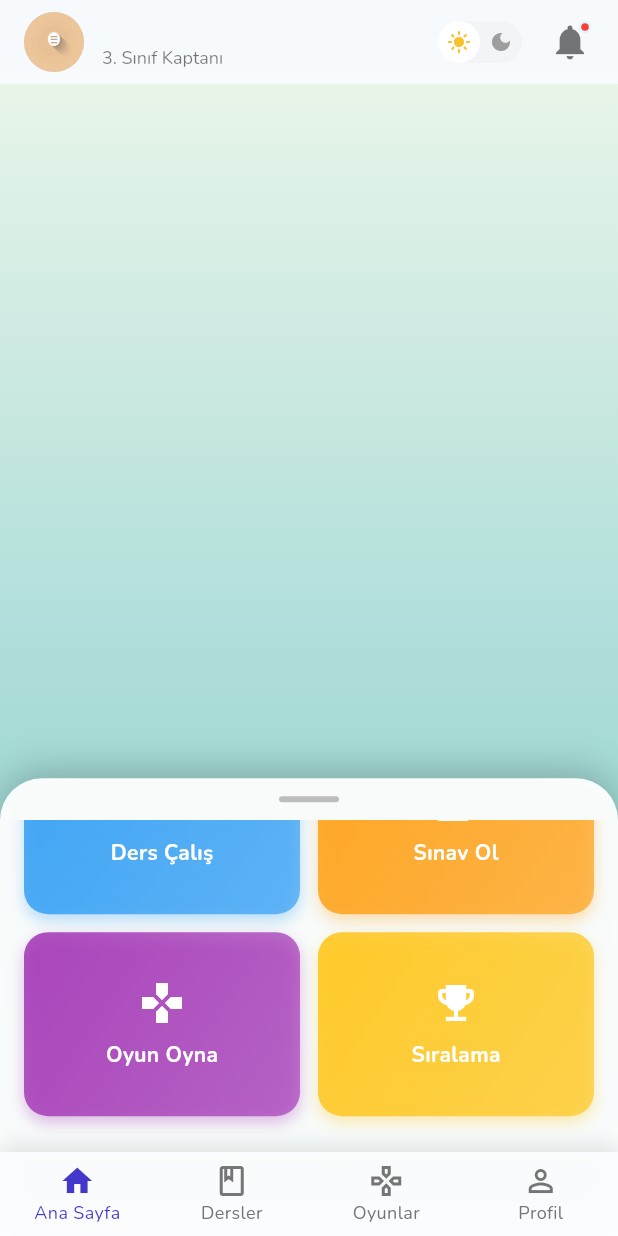
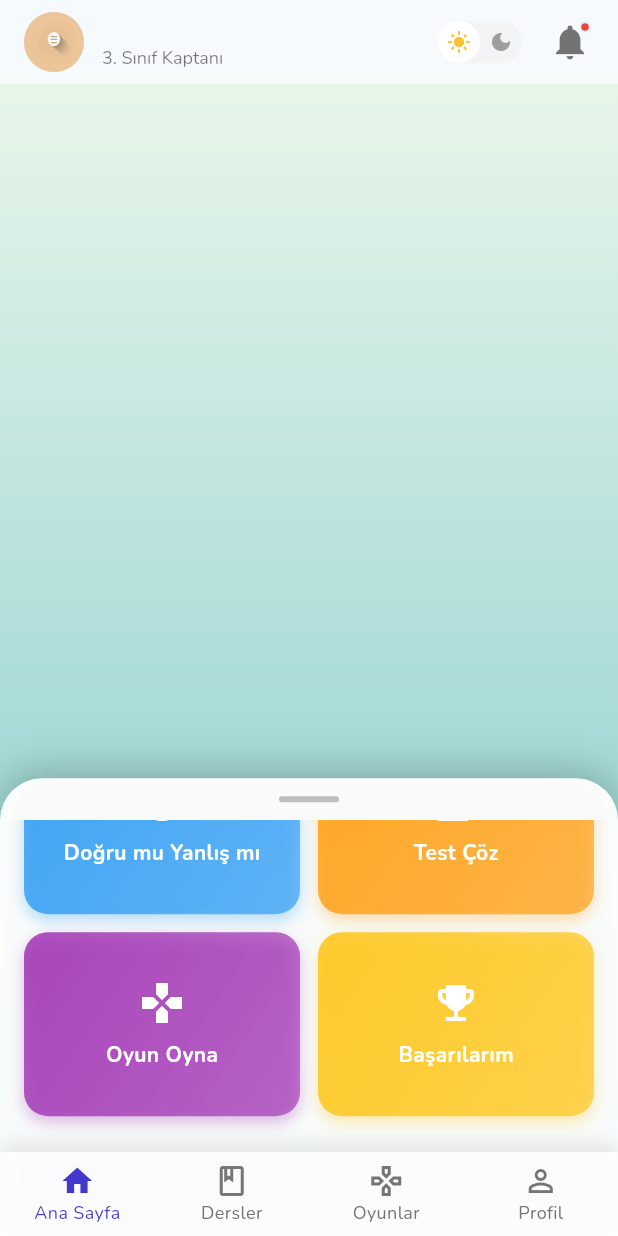
Before and after one commit to Emire221/para, a Flutter app: the screen it shows once a user with an empty profile is signed in, scrolled down 387 dp, on a phone screen of 412 x 824 dp. Run offline on Flutter 3.47's test engine with Material 3 defaults, Android fonts, the phone set to English and light mode, and no system bars; our stand-ins replace cloud_firestore, confetti, firebase_auth, firebase_core, firebase_storage, flutter_local_notifications and 11 more; missing offline and left inert: record, shake; accounts and stored records are empty; project files that could hold a hidden picture were left out.

```diff
--- a/lib/screens/tabs/home_tab.dart
+++ b/lib/screens/tabs/home_tab.dart
@@ -1,20 +1,25 @@
 import 'package:flutter/material.dart';
+import 'package:flutter_riverpod/flutter_riverpod.dart';
 import 'dart:ui';
 import '../../util/app_colors.dart';
 import '../../features/mascot/presentation/widgets/interactive_mascot_widget.dart';
 import '../../widgets/daily_fact_widget.dart';
+import '../../core/providers/user_provider.dart';
+import '../lesson_selection_screen.dart';
+import '../achievements_screen.dart';
 
 /// Ana sayfa tab'ı - Tam ekran interaktif maskot ile Talking Tom benzeri deneyim
-class HomeTab extends StatelessWidget {
+class HomeTab extends ConsumerWidget {
   /// Tab değiştirme callback'i (0: Ana Sayfa, 1: Dersler, 2: Oyunlar, 3: Profil)
   final void Function(int tabIndex)? onNavigateToTab;
 
   const HomeTab({super.key, this.onNavigateToTab});
 
   @override
-  Widget build(BuildContext context) {
+  Widget build(BuildContext context, WidgetRef ref) {
     final isDarkMode = Theme.of(context).brightness == Brightness.dark;
     final screenHeight = MediaQuery.of(context).size.height;
+    final userProfileAsync = ref.watch(userProfileProvider);
 
     return Stack(
       children: [
@@ -40,7 +45,12 @@ class HomeTab extends StatelessWidget {
           snap: true,
           snapSizes: const [0.35, 0.6, 0.85],
           builder: (context, scrollController) {
-            return _buildContentSheet(context, scrollController, isDarkMode);
+            return _buildContentSheet(
+              context,
+              scrollController,
+              isDarkMode,
+              userProfileAsync,
+            );
           },
         ),
       ],
@@ -73,6 +83,7 @@ class HomeTab extends StatelessWidget {
     BuildContext context,
     ScrollController scrollController,
     bool isDarkMode,
+    AsyncValue<Map<String, dynamic>?> userProfileAsync,
   ) {
     return Container(
       decoration: BoxDecoration(
@@ -101,7 +112,7 @@ class HomeTab extends StatelessWidget {
               children: [
                 const DailyFactWidget(),
                 const SizedBox(height: 16),
-                _buildWelcomeCard(context, isDarkMode),
+                _buildWelcomeCard(context, isDarkMode, userProfileAsync),
                 const SizedBox(height: 16),
                 _buildQuickActionsGrid(context, isDarkMode),
               ],
@@ -200,7 +211,13 @@ class HomeTab extends StatelessWidget {
     );
   }
 
-  Widget _buildWelcomeCard(BuildContext context, bool isDarkMode) {
+  Widget _buildWelcomeCard(
+    BuildContext context,
+    bool isDarkMode,
+    AsyncValue<Map<String, dynamic>?> userProfileAsync,
+  ) {
+    final userName = userProfileAsync.asData?.value?['name'] ?? 'Bilgi Avcısı';
+
     return ClipRRect(
       borderRadius: BorderRadius.circular(20),
       child: BackdropFilter(
@@ -222,7 +239,7 @@ class HomeTab extends StatelessWidget {
             crossAxisAlignment: CrossAxisAlignment.start,
             children: [
               Text(
-                'Hoş Geldin, Bilgi Avcısı! 🎯',
+                'Hoş Geldin, $userName! 🎯',
                 style: TextStyle(
                   fontSize: 22,
                   fontWeight: FontWeight.bold,
@@ -257,20 +274,37 @@ class HomeTab extends StatelessWidget {
       children: [
         _buildQuickActionCard(
           context,
-          icon: Icons.school,
-          title: 'Ders Çalış',
+          icon: Icons.check_circle,
+          title: 'Doğru mu Yanlış mı',
           color: Colors.blue,
           isDarkMode: isDarkMode,
-          onTap: () => onNavigateToTab?.call(1), // Dersler tab'ı
+          onTap: () {
+            // Süper bilgi kartları ders seçim ekranına yönlendir
+            Navigator.push(
+              context,
+              MaterialPageRoute(
+                builder: (context) =>
+                    const LessonSelectionScreen(mode: 'supercard'),
+              ),
+            );
+          },
         ),
         _buildQuickActionCard(
           context,
           icon: Icons.quiz,
-          title: 'Sınav Ol',
+          title: 'Test Çöz',
           color: Colors.orange,
           isDarkMode: isDarkMode,
-          onTap: () =>
-              onNavigateToTab?.call(1), // Dersler tab'ı (sınavlar orada)
+          onTap: () {
+            // Şifre Kırma Operasyonu ders seçim ekranına yönlendir
+            Navigator.push(
+              context,
+              MaterialPageRoute(
+                builder: (context) =>
+                    const LessonSelectionScreen(mode: 'codebreaker'),
+              ),
+            );
+          },
         ),
         _buildQuickActionCard(
           context,
@@ -283,11 +317,18 @@ class HomeTab extends StatelessWidget {
         _buildQuickActionCard(
           context,
           icon: Icons.emoji_events,
-          title: 'Sıralama',
+          title: 'Başarılarım',
           color: Colors.amber,
           isDarkMode: isDarkMode,
-          onTap: () =>
-              onNavigateToTab?.call(3), // Profil tab'ı (sıralama orada)
+          onTap: () {
+            // Başarılarım ekranına yönlendir
+            Navigator.push(
+              context,
+              MaterialPageRoute(
+                builder: (context) => const AchievementsScreen(),
+              ),
+            );
+          },
         ),
       ],
     );
```
